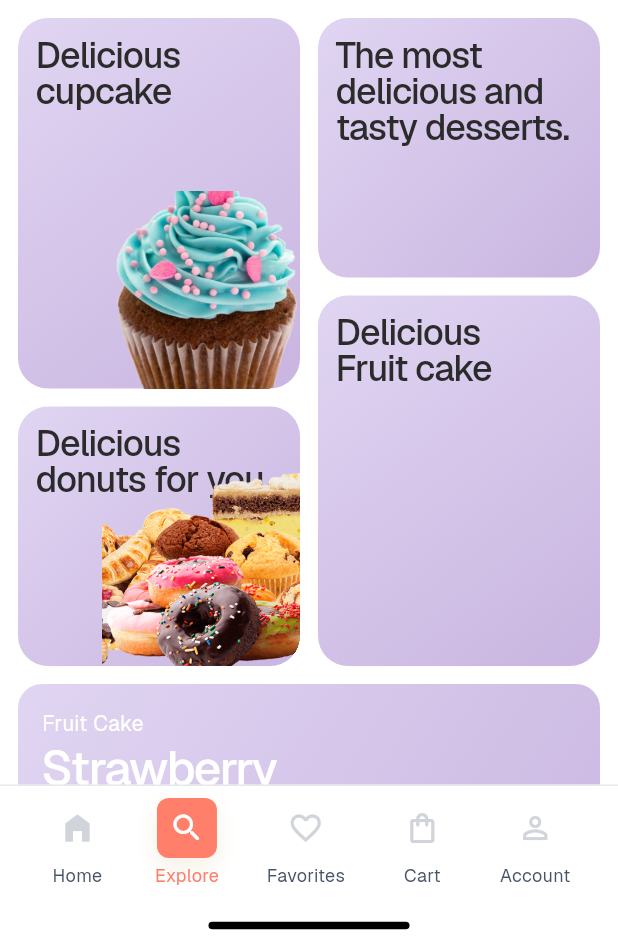
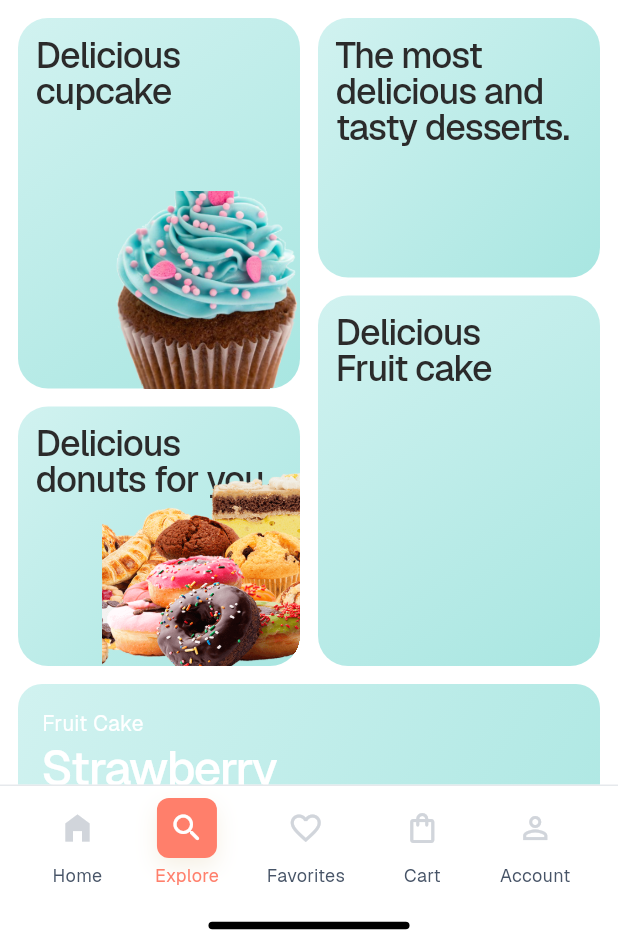
Before and after one commit to sarvarbeksoporboyev8-debug/sweets, a Flutter app: the ExploreScreen screen opened by its route, on a phone screen of 412 x 824 dp, the part 285-1236 px from its top. Run offline on Flutter 3.47's test engine with Material 3 defaults, Android fonts, the phone set to English and light mode, and no system bars; accounts and stored records are empty; statements that could not run were skipped; project files that could hold a hidden picture were left out.

Commit message:
Update promo banners to use cyan gradient and fix text colors
Co-authored-by: sarvarbeksoporboyev8-debug <251588596+sarvarbeksoporboyev8-debug@users.noreply.github.com>

```diff
--- a/lib/screens/explore_screen.dart
+++ b/lib/screens/explore_screen.dart
@@ -161,7 +161,7 @@ class _PromoCard extends StatelessWidget {
       clipBehavior: Clip.hardEdge,
       decoration: BoxDecoration(
         borderRadius: BorderRadius.circular(Spacing.spacing20),
-        gradient: SweetsGradients.kBeigeCardGradient,
+        gradient: SweetsGradients.promoBanner, // Cyan gradient for promo banner
       ),
       child: Stack(
         children: [
@@ -175,7 +175,7 @@ class _PromoCard extends StatelessWidget {
                 fontSize: 24,
                 height: 24 / 24,
                 letterSpacing: -0.72,
-                color: SweetsColors.kCardTextDark,
+                color: SweetsColors.textDark, // Dark text on pastel cyan
               ),
             ),
           ),
@@ -210,7 +210,7 @@ class _ExploreBannerCard extends StatelessWidget {
         height: 240,
         decoration: BoxDecoration(
           borderRadius: BorderRadius.circular(Spacing.lg),
-          gradient: SweetsGradients.kBeigeCardGradient,
+          gradient: SweetsGradients.promoBanner, // Cyan gradient for promo banner
         ),
         child: Stack(
           children: [
--- a/lib/screens/home_screen.dart
+++ b/lib/screens/home_screen.dart
@@ -362,7 +362,7 @@ class _HomePromoCard extends StatelessWidget {
       clipBehavior: Clip.hardEdge,
       decoration: BoxDecoration(
         borderRadius: BorderRadius.circular(Spacing.spacing20),
-        gradient: SweetsGradients.kBeigeCardGradient,
+        gradient: SweetsGradients.promoBanner, // Cyan gradient for promo banner
       ),
       child: Stack(
         children: [
@@ -376,7 +376,7 @@ class _HomePromoCard extends StatelessWidget {
                 fontSize: 24,
                 height: 24 / 24,
                 letterSpacing: -0.72,
-                color: SweetsColors.kCardTextDark,
+                color: SweetsColors.textDark, // Dark text on pastel cyan
               ),
             ),
           ),
```
